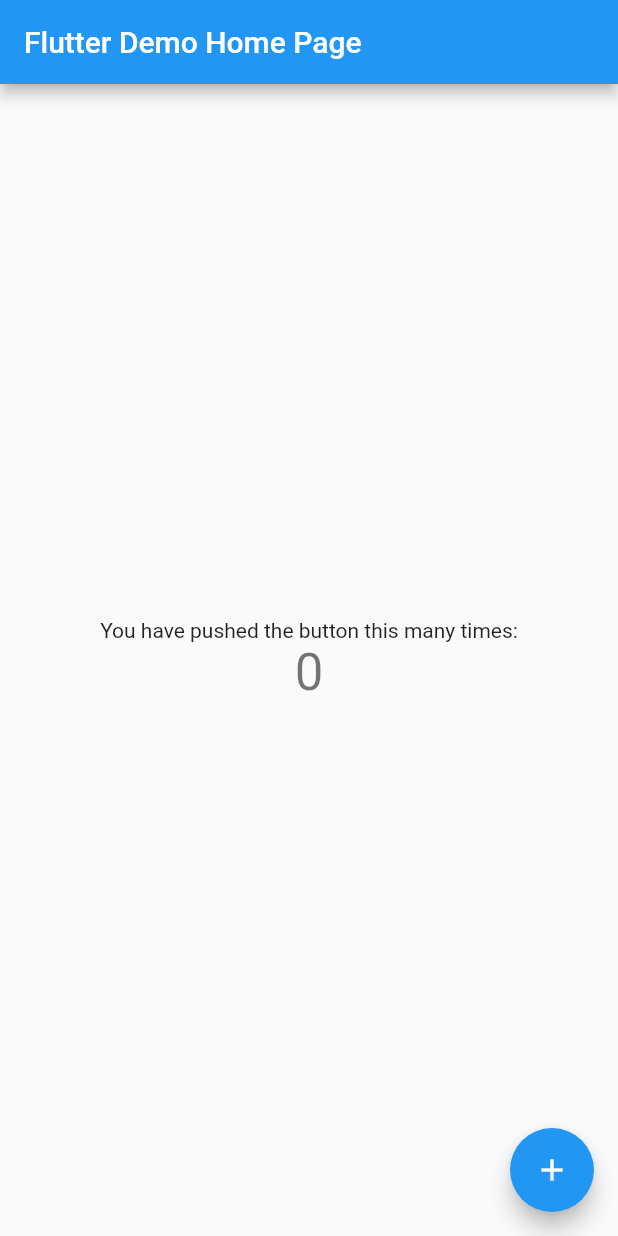
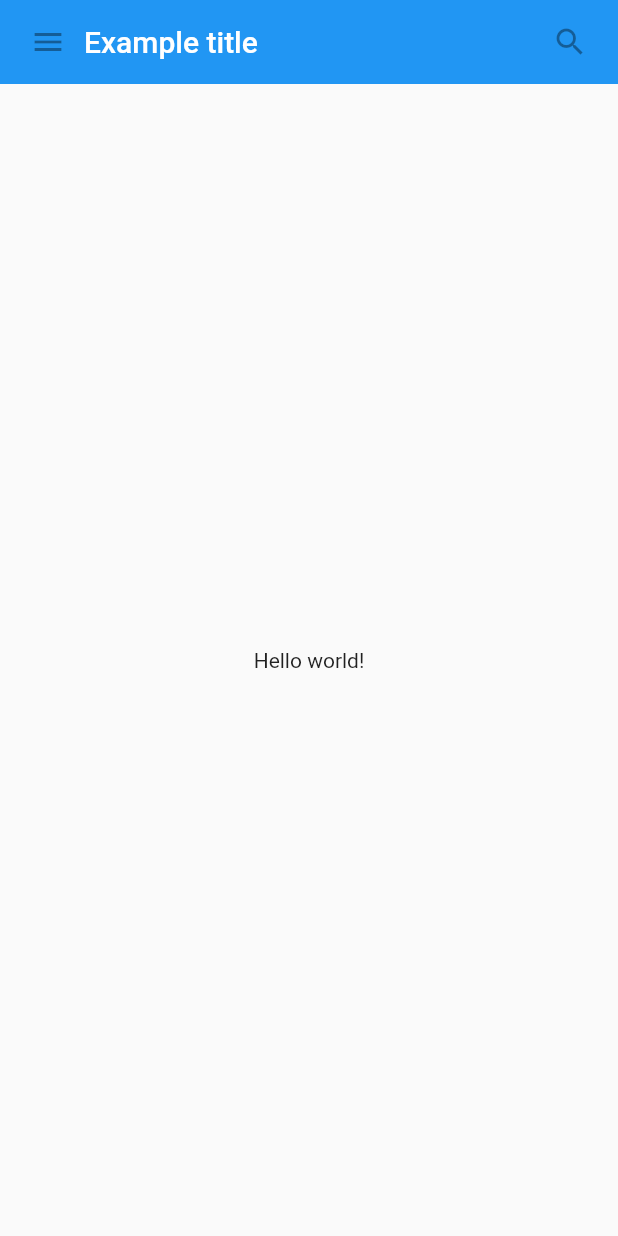
Before and after one commit to keinuma/flutter-tutorial, a Flutter app: the screen it shows after launch, on a phone screen of 412 x 824 dp. Run offline on Flutter 3.47's test engine with Material 2 defaults, Android fonts, the phone set to English and light mode, and no system bars.

Commit message:
feat: create basic widget

```diff
--- a/lib/main.dart
+++ b/lib/main.dart
@@ -1,117 +1,63 @@
 import 'package:flutter/material.dart';
 
 void main() {
-  runApp(MyApp());
+  runApp(MaterialApp(
+    title: 'My app',
+    home: MyScaffold()
+  ));
 }
 
-class MyApp extends StatelessWidget {
-  // This widget is the root of your application.
+class MyAppBar extends StatelessWidget {
+  MyAppBar({this.title});
+
+  final Widget title;
+
   @override
   Widget build(BuildContext context) {
-    return MaterialApp(
-      title: 'Flutter Demo',
-      theme: ThemeData(
-        // This is the theme of your application.
-        //
-        // Try running your application with "flutter run". You'll see the
-        // application has a blue toolbar. Then, without quitting the app, try
-        // changing the primarySwatch below to Colors.green and then invoke
-        // "hot reload" (press "r" in the console where you ran "flutter run",
-        // or simply save your changes to "hot reload" in a Flutter IDE).
-        // Notice that the counter didn't reset back to zero; the application
-        // is not restarted.
-        primarySwatch: Colors.blue,
-        // This makes the visual density adapt to the platform that you run
-        // the app on. For desktop platforms, the controls will be smaller and
-        // closer together (more dense) than on mobile platforms.
-        visualDensity: VisualDensity.adaptivePlatformDensity,
-      ),
-      home: MyHomePage(title: 'Flutter Demo Home Page'),
+    return Container(
+      height: 56.0,
+      padding: const EdgeInsets.symmetric(horizontal: 8.0),
+      decoration: BoxDecoration(color: Colors.blue[500]),
+      child: Row(
+        children: <Widget>[
+          IconButton(
+            icon: Icon(Icons.menu),
+            tooltip: 'Navigation menu',
+            onPressed: null
+          ),
+          Expanded(
+            child: title,
+          ),
+          IconButton(
+            icon: Icon(Icons.search),
+            tooltip: 'Search',
+            onPressed: null,
+          )
+        ],
+      )
     );
   }
 }
 
-class MyHomePage extends StatefulWidget {
-  MyHomePage({Key key, this.title}) : super(key: key);
-
-  // This widget is the home page of your application. It is stateful, meaning
-  // that it has a State object (defined below) that contains fields that affect
-  // how it looks.
-
-  // This class is the configuration for the state. It holds the values (in this
-  // case the title) provided by the parent (in this case the App widget) and
-  // used by the build method of the State. Fields in a Widget subclass are
-  // always marked "final".
-
-  final String title;
-
-  @override
-  _MyHomePageState createState() => _MyHomePageState();
-}
-
-class _MyHomePageState extends State<MyHomePage> {
-  int _counter = 0;
-
-  void _incrementCounter() {
-    setState(() {
-      // This call to setState tells the Flutter framework that something has
-      // changed in this State, which causes it to rerun the build method below
-      // so that the display can reflect the updated values. If we changed
-      // _counter without calling setState(), then the build method would not be
-      // called again, and so nothing would appear to happen.
-      _counter++;
-    });
-  }
-
+class MyScaffold extends StatelessWidget {
   @override
   Widget build(BuildContext context) {
-    // This method is rerun every time setState is called, for instance as done
-    // by the _incrementCounter method above.
-    //
-    // The Flutter framework has been optimized to make rerunning build methods
-    // fast, so that you can just rebuild anything that needs updating rather
-    // than having to individually change instances of widgets.
-    return Scaffold(
-      appBar: AppBar(
-        // Here we take the value from the MyHomePage object that was created by
-        // the App.build method, and use it to set our appbar title.
-        title: Text(widget.title),
-      ),
-      body: Center(
-        // Center is a layout widget. It takes a single child and positions it
-        // in the middle of the parent.
-        child: Column(
-          // Column is also a layout widget. It takes a list of children and
-          // arranges them vertically. By default, it sizes itself to fit its
-          // children horizontally, and tries to be as tall as its parent.
-          //
-          // Invoke "debug painting" (press "p" in the console, choose the
-          // "Toggle Debug Paint" action from the Flutter Inspector in Android
-          // Studio, or the "Toggle Debug Paint" command in Visual Studio Code)
-          // to see the wireframe for each widget.
-          //
-          // Column has various properties to control how it sizes itself and
-          // how it positions its children. Here we use mainAxisAlignment to
-          // center the children vertically; the main axis here is the vertical
-          // axis because Columns are vertical (the cross axis would be
-          // horizontal).
-          mainAxisAlignment: MainAxisAlignment.center,
-          children: <Widget>[
-            Text(
-              'You have pushed the button this many times:',
+    return Material(
+      child: Column(
+        children: <Widget>[
+          MyAppBar(
+            title: Text(
+              'Example title',
+              style: Theme.of(context).primaryTextTheme.headline6,
             ),
-            Text(
-              '$_counter',
-              style: Theme.of(context).textTheme.headline4,
+          ),
+          Expanded(
+            child: Center(
+              child: Text('Hello world!'),
             ),
-          ],
-        ),
-      ),
-      floatingActionButton: FloatingActionButton(
-        onPressed: _incrementCounter,
-        tooltip: 'Increment',
-        child: Icon(Icons.add),
-      ), // This trailing comma makes auto-formatting nicer for build methods.
+          )
+        ],
+      )
     );
   }
 }
```
